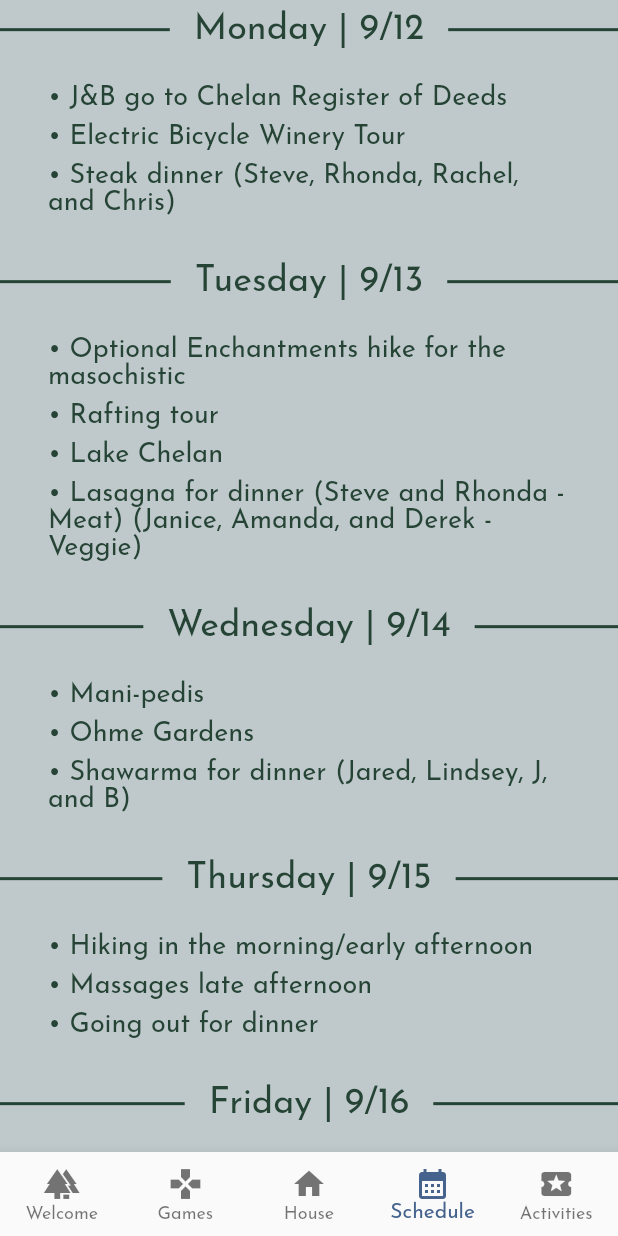
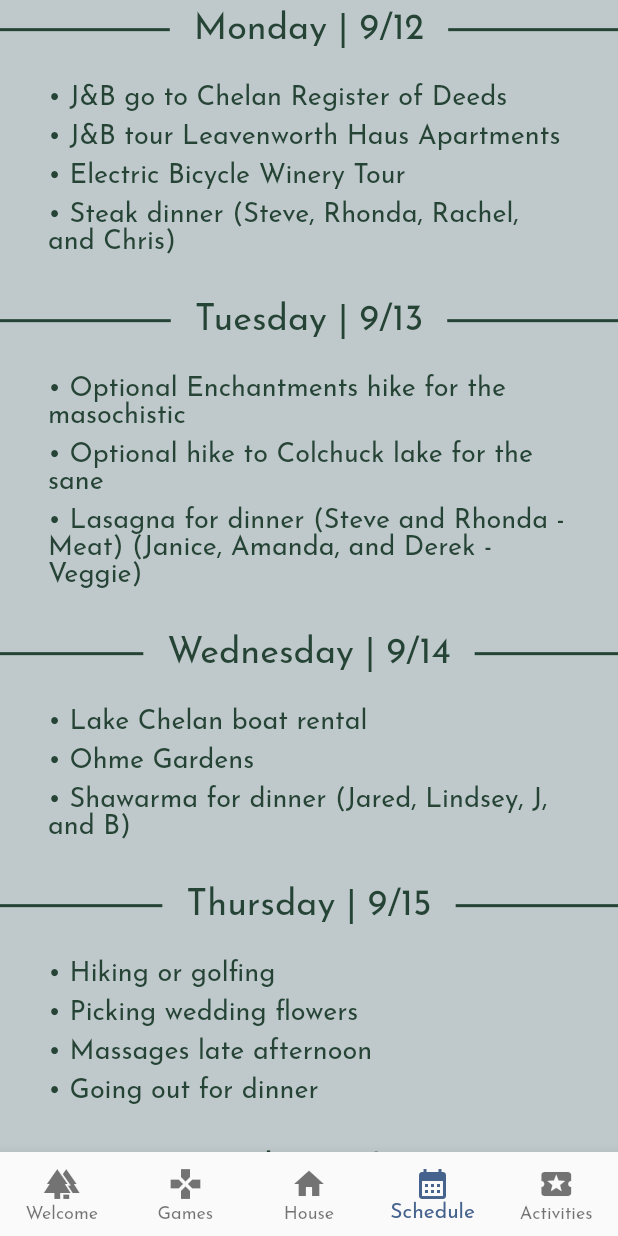
Before and after one commit to jeodell/wedding-bingo, a Flutter app: the Schedule screen opened by its route, scrolled down 576 dp, on a phone screen of 412 x 824 dp. Run offline on Flutter 3.47's test engine with Material 2 defaults, Android fonts, the phone set to English and light mode, and no system bars; our stand-ins replace auto_route, confetti, lottie, shared_preferences; accounts and stored records are empty.

Commit message:
Updating schedule

```diff
--- a/lib/schedule/schedule.dart
+++ b/lib/schedule/schedule.dart
@@ -122,6 +122,7 @@
               _buildDailySchedule(
                 <String>[
                   '\u2022 J&B go to Chelan Register of Deeds',
+                  '\u2022 J&B tour Leavenworth Haus Apartments',
                   '\u2022 Electric Bicycle Winery Tour',
                   '\u2022 Steak dinner (Steve, Rhonda, Rachel, and Chris)',
                 ],
@@ -131,8 +132,7 @@
               _buildDailySchedule(
                 <String>[
                   '\u2022 Optional Enchantments hike for the masochistic',
-                  '\u2022 Rafting tour',
-                  '\u2022 Lake Chelan',
+                  '\u2022 Optional hike to Colchuck lake for the sane',
                   '\u2022 Lasagna for dinner (Steve and Rhonda - Meat) (Janice, Amanda, and Derek - Veggie)',
                 ],
               ),
@@ -140,7 +140,7 @@
               _buildHeaderWithDivider('Wednesday | 9/14', WeddingColors.pine),
               _buildDailySchedule(
                 <String>[
-                  '\u2022 Mani-pedis',
+                  '\u2022 Lake Chelan boat rental',
                   '\u2022 Ohme Gardens',
                   '\u2022 Shawarma for dinner (Jared, Lindsey, J, and B)',
                 ],
@@ -149,7 +149,8 @@
               _buildHeaderWithDivider('Thursday | 9/15', WeddingColors.pine),
               _buildDailySchedule(
                 <String>[
-                  '\u2022 Hiking in the morning/early afternoon',
+                  '\u2022 Hiking or golfing',
+                  '\u2022 Picking wedding flowers',
                   '\u2022 Massages late afternoon',
                   '\u2022 Going out for dinner',
                 ],
```
